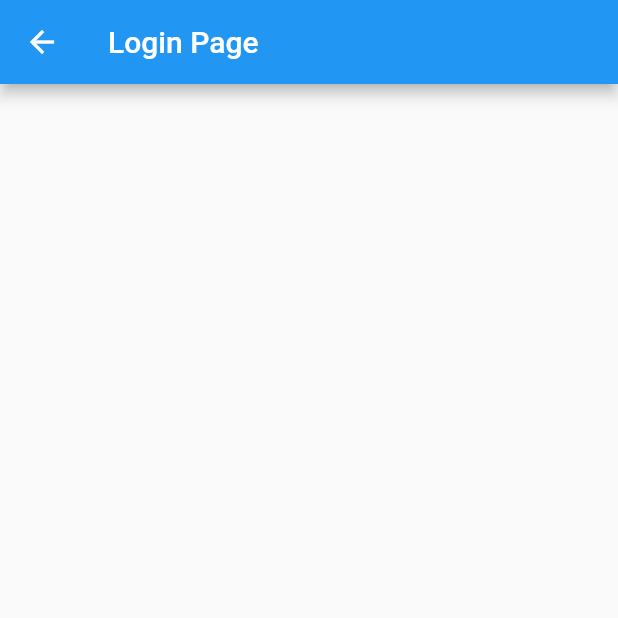
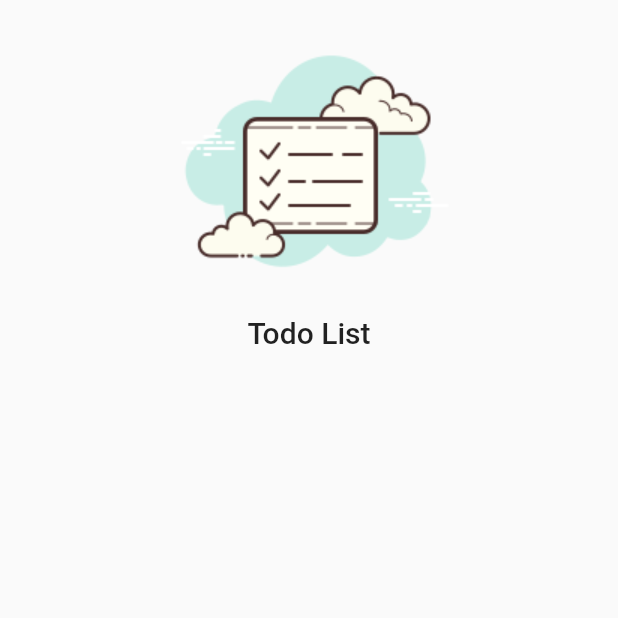
Before and after one commit to venancio-guilherme/TodoList-Provider, a Flutter app: the screen it shows after launch, on a phone screen of 412 x 824 dp, the top half of it. Run offline on Flutter 3.47's test engine with Material 2 defaults, Android fonts, the phone set to English and light mode, and no system bars; our stand-ins replace sqflite, synchronized; accounts and stored records are empty.

Commit message:
Adição da logo na loginPage

```diff
--- /dev/null
+++ b/lib/app/core/ui/theme_extension.dart
@@ -0,0 +1,13 @@
+import 'package:flutter/material.dart';
+
+extension ThemeExtension on BuildContext {
+  Color get primaryColor => Theme.of(this).primaryColor;
+  Color get primaryColorLight => Theme.of(this).primaryColorLight;
+  TextTheme get textTheme => Theme.of(this).textTheme;
+
+  TextStyle get titleStyle => TextStyle(
+        fontSize: 12,
+        fontWeight: FontWeight.bold,
+        color: Colors.black,
+      );
+}
--- /dev/null
+++ b/lib/app/core/widget/todo_list_logo.dart
@@ -0,0 +1,22 @@
+import 'package:flutter/material.dart';
+
+class TodoListLogo extends StatelessWidget {
+  const TodoListLogo({super.key});
+
+  @override
+  Widget build(BuildContext context) {
+    return Column(
+      mainAxisAlignment: MainAxisAlignment.center,
+      children: [
+        Image.asset(
+          'assets/logo.png',
+          height: 200,
+        ),
+        Text(
+          'Todo List',
+          style: Theme.of(context).textTheme.titleLarge,
+        )
+      ],
+    );
+  }
+}
--- a/lib/app/modules/auth/login/login_page.dart
+++ b/lib/app/modules/auth/login/login_page.dart
@@ -1,5 +1,6 @@
 import 'package:flutter/material.dart';
 import 'package:provider/provider.dart';
+import 'package:todo_list_provider/app/core/widget/todo_list_logo.dart';
 import 'package:todo_list_provider/app/modules/auth/login/login_controller.dart';
 
 class LoginPage extends StatelessWidget {
@@ -7,12 +8,29 @@ class LoginPage extends StatelessWidget {
 
   @override
   Widget build(BuildContext context) {
-    ChangeNotifierProvider<LoginController>;
+    Provider.of<LoginController>(context);
     return Scaffold(
-      appBar: AppBar(
-        title: const Text('Login Page'),
+      body: LayoutBuilder(
+        builder: (context, constraints) {
+          return SingleChildScrollView(
+            child: ConstrainedBox(
+              constraints: BoxConstraints(
+                  minHeight: constraints.maxHeight,
+                  minWidth: constraints.maxWidth),
+              child: const IntrinsicHeight(
+                  child: Column(
+                mainAxisSize: MainAxisSize.min,
+                children: [
+                  SizedBox(
+                    height: 10,
+                  ),
+                  TodoListLogo(),
+                ],
+              )),
+            ),
+          );
+        },
       ),
-      body: Container(),
     );
   }
 }
```
